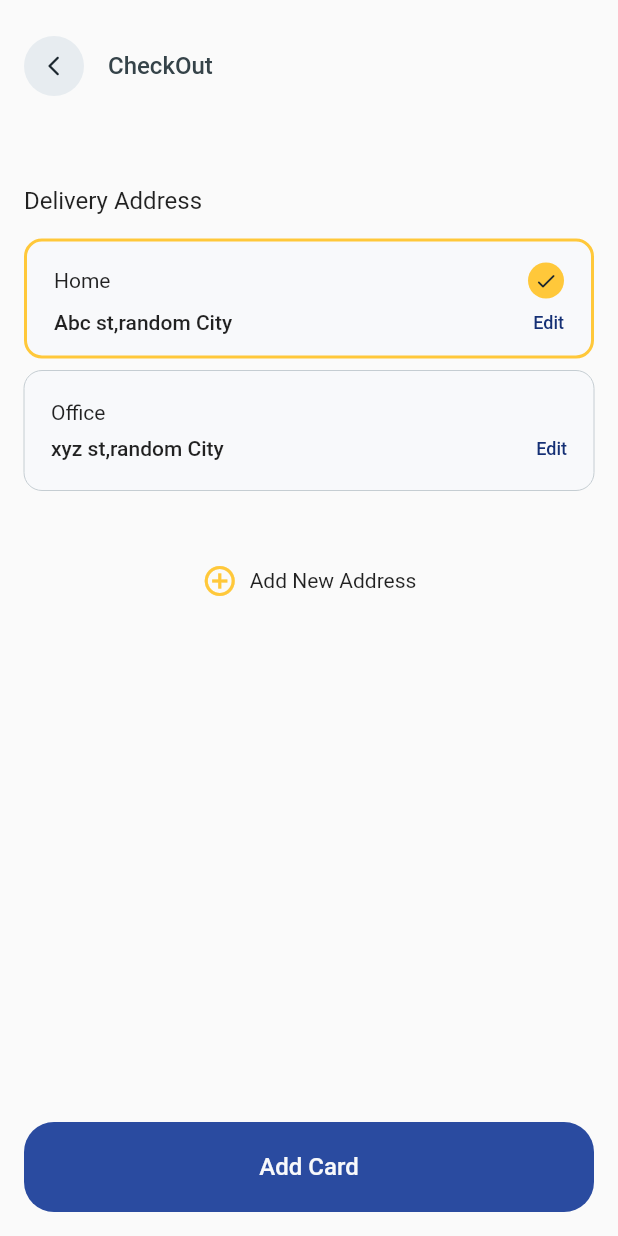
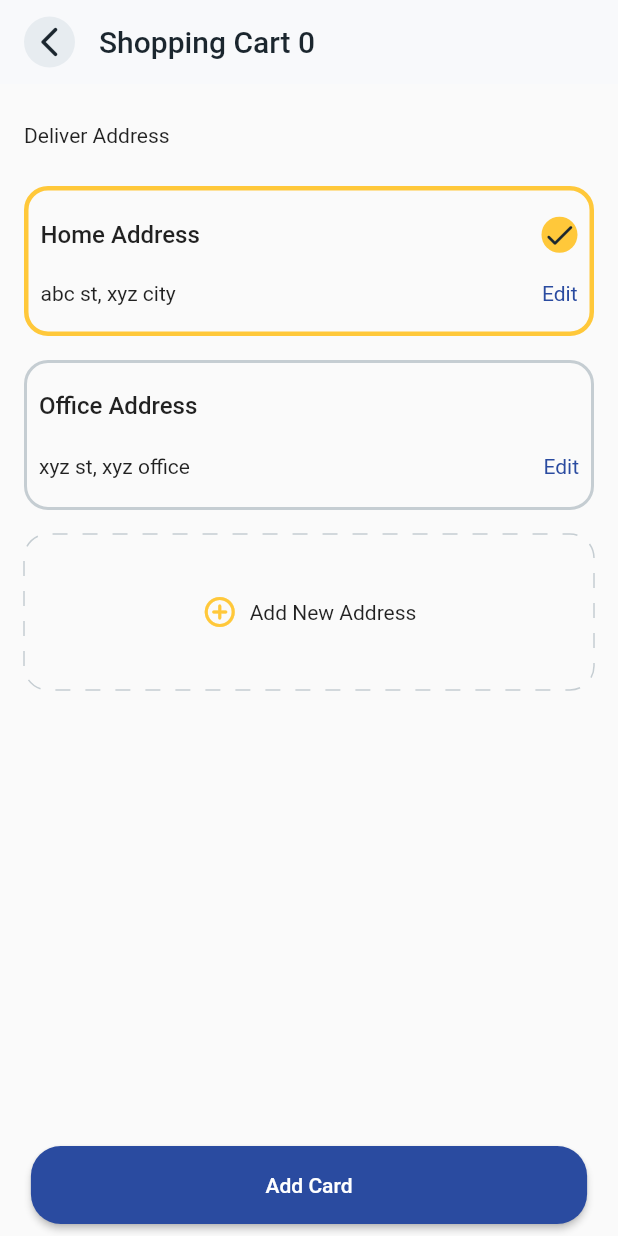
Before and after one commit to Abdul-Haseeb-Rajput/e_commerce_app, a Flutter app: the CheckoutScreen screen opened directly, on a phone screen of 412 x 824 dp. Run offline on Flutter 3.47's test engine with Material 2 defaults, Android fonts, the phone set to English and light mode, and no system bars; drawn by our look-alikes of dotted_border; our stand-ins replace curved_navigation_bar, fluttertoast, iconly, smooth_page_indicator.

Commit message:
created selectable address containers

```diff
--- a/lib/main.dart
+++ b/lib/main.dart
@@ -1,6 +1,3 @@
-// import 'package:e_commerce_app/screens/categories_screen/view_by_categories.dart';
-// import 'package:e_commerce_app/screens/add_to_cart.dart/cart_screen.dart';
-// import 'package:e_commerce_app/screens/categories_screen/product_screen.dart';
 import 'package:e_commerce_app/screens/checkout_screen/checkout_screen.dart';
 import 'package:flutter/material.dart';
 
--- a/lib/products_dummy_api.dart
+++ b/lib/products_dummy_api.dart
@@ -1563,3 +1563,9 @@ bool isFavourite = false;
 
 // items will be saved/popped from cartItems to here in orderList after completing payment
 List orderList = [];
+
+// home address
+List address = [
+  ['Home Address', 'abc st, xyz city'],
+  ['Office Address', 'xyz st, xyz office']
+];
--- a/lib/screens/checkout_screen/checkout_screen.dart
+++ b/lib/screens/checkout_screen/checkout_screen.dart
@@ -1,5 +1,7 @@
 // ignore_for_file: sort_child_properties_last
 
+import 'package:dotted_border/dotted_border.dart';
+import 'package:e_commerce_app/products_dummy_api.dart';
 import 'package:e_commerce_app/screens/add_card_screen/add_card.dart';
 import 'package:e_commerce_app/screens/checkout_screen/widgets/deliv_box_widget.dart';
 import 'package:e_commerce_app/styles/colors.dart';
@@ -8,75 +10,172 @@ import 'package:flutter/material.dart';
 
 import '../Widgets/top_bar_tile.dart';
 
-class CheckoutScreen extends StatelessWidget {
+class CheckoutScreen extends StatefulWidget {
   const CheckoutScreen({super.key});
 
   @override
+  State<CheckoutScreen> createState() => _CheckoutScreenState();
+}
+
+class _CheckoutScreenState extends State<CheckoutScreen> {
+  int currentIndex = 0;
+  @override
   Widget build(BuildContext context) {
+    Size size = MediaQuery.of(context).size;
     return Scaffold(
+      floatingActionButtonLocation: FloatingActionButtonLocation.centerDocked,
+      floatingActionButton: Padding(
+        padding: const EdgeInsets.all(8.0),
+        child: SizedBox(
+          width: size.width * 0.9,
+          child: MaterialButton(
+            padding: const EdgeInsets.all(18.0),
+            shape:
+                RoundedRectangleBorder(borderRadius: BorderRadius.circular(20)),
+            color: CustColors.lightBlue,
+            onPressed: () {
+              Navigator.push(
+                context,
+                MaterialPageRoute(
+                  builder: ((context) => const AddCardScreen()),
+                ),
+              );
+            },
+            child: const Text(
+              "Add Card",
+              style: TextStyle(color: Colors.white),
+            ),
+          ),
+        ),
+      ),
+      appBar: AppBar(
+        elevation: 0,
+        automaticallyImplyLeading: false,
+        backgroundColor: CustColors.black1,
+        leadingWidth: 50,
+        leading: InkWell(
+          onTap: () {
+            Navigator.pop(context);
+          },
+          child: const Padding(
+            padding: EdgeInsets.only(left: 16.0),
+            child: CircleAvatar(
+              backgroundColor: CustColors.black10,
+              foregroundColor: CustColors.black100,
+              child: Icon(Icons.arrow_back_ios_new_rounded),
+            ),
+          ),
+        ),
+        title: Text(
+          "Shopping Cart ${cartItems.length}",
+          style: const TextStyle(color: CustColors.black100),
+        ),
+      ),
       body: Padding(
-        padding:
-            const EdgeInsets.only(top: 24, left: 16, right: 16, bottom: 16),
+        padding: const EdgeInsets.symmetric(vertical: 8, horizontal: 16),
+        child: SingleChildScrollView(
           child: Column(
-          mainAxisAlignment: MainAxisAlignment.start,
             crossAxisAlignment: CrossAxisAlignment.start,
             children: [
-            TopBarWidget(
-              title: 'CheckOut',
+              const SizedBox(
+                height: 18,
               ),
+              const Text("Deliver Address"),
               const SizedBox(
-              height: 60,
+                height: 18,
               ),
-            Text(
-              "Delivery Address",
-              style: Body1.Regular16px,
-            ),
-            const SizedBox(
-              height: 16,
-            ),
-            const Column(
-              mainAxisAlignment: MainAxisAlignment.spaceBetween,
-              children: [
-                DeliveryAddressBoxWidget(
-                  title: 'Home',
-                  subtitle: 'Abc st,random City',
-                  circleAvatar: CircleAvatar(
-                    backgroundColor: CustColors.lightYellow,
-                    foregroundColor: CustColors.black100,
-                    radius: 12,
-                    child: Icon(
-                      Icons.check_rounded,
-                      size: 16,
+              ListView.builder(
+                shrinkWrap: true,
+                physics: const NeverScrollableScrollPhysics(),
+                itemCount: address.length,
+                itemBuilder: (BuildContext context, int index) {
+                  return InkWell(
+                    onTap: () {
+                      setState(() {
+                        currentIndex = index;
+                      });
+                    },
+                    child: Padding(
+                      padding: const EdgeInsets.symmetric(vertical: 8),
+                      child: Container(
+                        height: 100,
+                        decoration: BoxDecoration(
+                          borderRadius: BorderRadius.circular(16),
+                          border: Border.all(
+                            width: currentIndex == index ? 3 : 2,
+                            color: currentIndex == index
+                                ? CustColors.lightYellow
+                                : CustColors.black20,
                           ),
                         ),
-                  inkwellText: 'Edit',
-                  borderWidth: 2,
-                  borderColor: CustColors.lightYellow,
+                        child: Padding(
+                          padding: const EdgeInsets.all(8.0),
+                          child: Column(
+                            mainAxisAlignment: MainAxisAlignment.spaceAround,
+                            children: [
+                              Row(
+                                mainAxisAlignment:
+                                    MainAxisAlignment.spaceBetween,
+                                crossAxisAlignment: CrossAxisAlignment.center,
+                                children: [
+                                  Text(
+                                    "${address[index][0]}",
+                                    style: Body1.Medium16px,
                                   ),
-                SizedBox(
-                  height: 8,
+                                  currentIndex == index
+                                      ? const CircleAvatar(
+                                          radius: 12,
+                                          backgroundColor:
+                                              CustColors.lightYellow,
+                                          foregroundColor: CustColors.black100,
+                                          child: Icon(Icons.check_rounded),
+                                        )
+                                      : const SizedBox()
+                                ],
                               ),
-                DeliveryAddressBoxWidget(
-                  title: 'Office',
-                  subtitle: 'xyz st,random City',
-                  inkwellText: 'Edit',
-                  circleAvatar: CircleAvatar(
-                    radius: 0,
+                              Row(
+                                mainAxisAlignment:
+                                    MainAxisAlignment.spaceBetween,
+                                children: [
+                                  Text("${address[index][1]}"),
+                                  Text(
+                                    "Edit",
+                                    style: Body2.Regular14px.copyWith(
+                                      color: CustColors.lightBlue,
                                     ),
-                  borderWidth: 0,
-                  borderColor: CustColors.black20,
                                   ),
                                 ],
                               ),
+                            ],
+                          ),
+                        ),
+                      ),
+                    ),
+                  );
+                },
+              ),
               const SizedBox(
-              height: 48,
+                height: 8,
               ),
-            const Row(
-              crossAxisAlignment: CrossAxisAlignment.center,
+              InkWell(
+                onTap: () {
+                  setState(() {
+                    address.add(["home address 2", "abc house 2"]);
+                  });
+                },
+                child: DottedBorder(
+                  strokeWidth: 1,
+                  borderType: BorderType.RRect,
+                  dashPattern: const [10],
+                  radius: const Radius.circular(16),
+                  color: CustColors.black20,
+                  child: Container(
+                    height: 100,
+                    child: const Row(
                       mainAxisAlignment: MainAxisAlignment.center,
                       children: [
                         Icon(
-                  Icons.add_circle_outline,
+                          Icons.add_circle_outline_rounded,
                           color: CustColors.lightYellow,
                         ),
                         SizedBox(
@@ -85,31 +184,13 @@ class CheckoutScreen extends StatelessWidget {
                         Text("Add New Address"),
                       ],
                     ),
-            const Spacer(),
-            GestureDetector(
-              onTap: () {
-                Navigator.push(
-                    context,
-                    MaterialPageRoute(
-                        builder: (BuildContext) => AddCardScreen()));
-              },
-              child: Container(
-                alignment: Alignment.center,
-                height: 60,
-                width: double.infinity,
-                child: Text(
-                  "Add Card",
-                  style: Body1.Medium16px.copyWith(color: CustColors.black1),
-                ),
-                decoration: BoxDecoration(
-                  color: CustColors.lightBlue,
-                  borderRadius: BorderRadius.circular(20),
                   ),
                 ),
               ),
             ],
           ),
         ),
+      ),
     );
   }
 }
--- a/pubspec.yaml
+++ b/pubspec.yaml
@@ -44,6 +44,7 @@ dependencies:
   iconly: ^1.0.1
   fluttertoast: ^8.2.2
   curved_navigation_bar: ^1.0.3
+  dotted_border: ^2.0.0+1
 
 
 dev_dependencies:
```
Also changed, not shown: pubspec.lock, 1 other file. Lines whose indentation alone changed are shown as unchanged.
